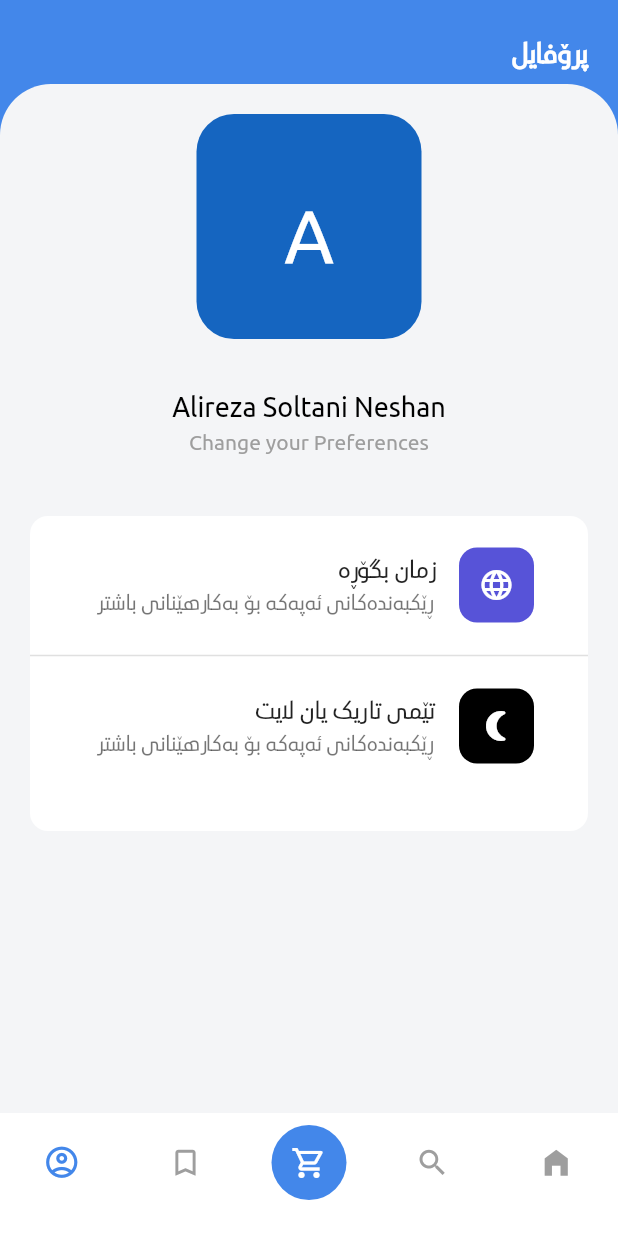
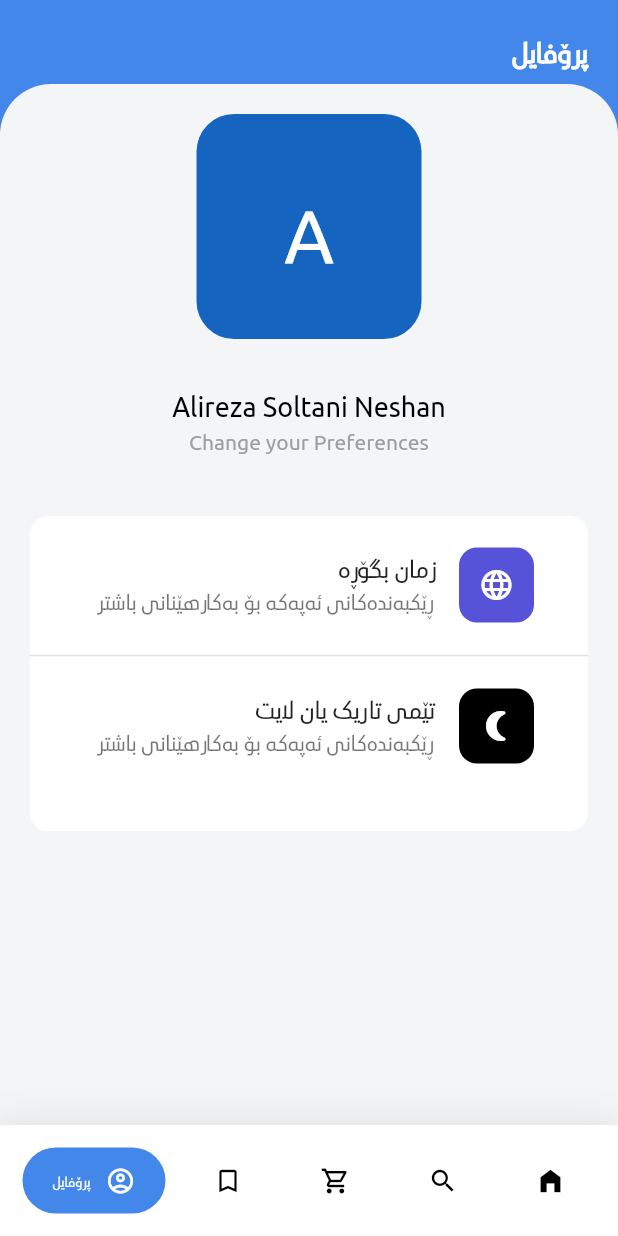
Before and after one commit to Asncodes-80/Bina, a Flutter app: the Maino screen opened directly, swiped to page 5, on a phone screen of 412 x 824 dp. Run offline on Flutter 3.47's test engine with Material 2 defaults, Android fonts, the phone set to English and light mode, and no system bars; drawn by our look-alikes of google_nav_bar; our stand-ins replace dio, flushbar, flutter_secure_storage, flutter_slidable, geolocator, hexcolor and 6 more; missing offline and left inert: geocoder, list_tile_switch; accounts and stored records are empty; network calls fail.

Commit message:
NB updated with GNB

```diff
--- a/Bina/lib/Views/maino.dart
+++ b/Bina/lib/Views/maino.dart
@@ -17,7 +17,7 @@ import 'package:Bina/Views/tabsScreens/preferences.dart';
 import 'package:Bina/Views/tabsScreens/searching.dart';
 import 'package:flutter/material.dart';
 import 'package:flutter/services.dart';
-import 'package:hexcolor/hexcolor.dart';
+import 'package:google_nav_bar/google_nav_bar.dart';
 import 'package:provider/provider.dart';
 
 // SQFLITE DB CLASSES
@@ -191,87 +191,74 @@ class _MainoState extends State<Maino> {
             Preferences(themeChange: themeChange, scrollController: _search),
           ],
         ),
-        bottomNavigationBar: ClipRRect(
-          borderRadius: BorderRadius.only(
-              // topLeft: Radius.circular(30),
-              // topRight: Radius.circular(30),
-              ),
-          child: Directionality(
-            textDirection: TextDirection.rtl,
-            child: BottomNavigationBar(
-              type: BottomNavigationBarType.fixed,
-              backgroundColor: Colors.white,
-              selectedItemColor: mainBlue,
-              unselectedItemColor: Colors.grey,
-              selectedIconTheme: IconThemeData(color: mainBlue),
-              iconSize: 25,
-              unselectedIconTheme: IconThemeData(size: 23),
-              selectedFontSize: 14,
-              unselectedFontSize: 14,
-              currentIndex: tabBarIndex,
-              onTap: (indexValue) {
-                setState(() {
-                  tabBarIndex = indexValue;
-                  _pageController.animateToPage(tabBarIndex,
-                      duration: Duration(milliseconds: 3), curve: Curves.ease);
-                  // print(tabBarIndex);
-                });
-              },
-              items: [
-                BottomNavigationBarItem(
-                  title: CustomText(
-                      fontSize: 10,
-                      fw: FontWeight.bold,
+        bottomNavigationBar: Directionality(
+          textDirection: TextDirection.rtl,
+          child: Container(
+            decoration: BoxDecoration(color: Colors.white, boxShadow: [
+              BoxShadow(blurRadius: 20, color: Colors.black.withOpacity(.1))
+            ]),
+            child: SafeArea(
+              child: Padding(
+                padding:
+                    const EdgeInsets.symmetric(horizontal: 15.0, vertical: 15),
+                child: GNav(
+                  rippleColor: Colors.blue,
+                  hoverColor: Colors.blue[800],
+                  gap: 10,
+                  activeColor: Colors.white,
+                  iconSize: 20,
+                  padding: EdgeInsets.symmetric(horizontal: 20, vertical: 12),
+                  duration: Duration(milliseconds: 400),
+                  textStyle: TextStyle(
+                    fontSize: 9,
+                    fontFamily: mainFont,
+                    color: Colors.white,
+                  ),
+                  tabBackgroundColor: activeColor,
+                  tabs: [
+                    GButton(
+                      icon: Icons.home_filled,
                       text: themeChange.langName
                           ? arabicLang["home"]
-                          : kurdishLang["home"]),
-                  icon: Icon(
-                    Icons.home_filled,
-                  ),
-                ),
-                BottomNavigationBarItem(
-                  title: CustomText(
-                      fontSize: 10,
-                      fw: FontWeight.bold,
+                          : kurdishLang["home"],
+                    ),
+                    GButton(
+                      icon: Icons.search,
                       text: themeChange.langName
                           ? arabicLang["search"]
-                          : kurdishLang["search"]),
-                  icon: Icon(
-                    Icons.search,
-                  ),
-                ),
-                BottomNavigationBarItem(
-                  title: Container(
-                    child: Text(""),
-                  ),
-                  icon: CircleAvatar(
-                    backgroundColor: mainBlue,
-                    radius: 25,
-                    child: Icon(
-                      Icons.shopping_cart_outlined,
-                      color: Colors.white,
+                          : kurdishLang["search"],
                     ),
-                  ),
-                ),
-                BottomNavigationBarItem(
-                  title: CustomText(
-                      fontSize: 10,
-                      fw: FontWeight.bold,
+                    GButton(
+                      icon: Icons.shopping_cart_outlined,
+                      text: themeChange.langName
+                          ? arabicLang["search"]
+                          : kurdishLang["search"],
+                    ),
+                    GButton(
+                      icon: Icons.turned_in_not,
                       text: themeChange.langName
                           ? arabicLang["saved"]
-                          : kurdishLang["saved"]),
-                  icon: Icon(Icons.turned_in_not),
-                ),
-                BottomNavigationBarItem(
-                  title: CustomText(
-                      fontSize: 10,
-                      fw: FontWeight.bold,
+                          : kurdishLang["saved"],
+                    ),
+                    GButton(
+                      icon: Icons.account_circle_outlined,
                       text: themeChange.langName
                           ? arabicLang["profile"]
-                          : kurdishLang["profile"]),
-                  icon: Icon(Icons.account_circle_outlined),
+                          : kurdishLang["profile"],
+                    ),
+                  ],
+                  selectedIndex: tabBarIndex,
+                  onTabChange: (indexValue) {
+                    setState(() {
+                      tabBarIndex = indexValue;
+                      _pageController.animateToPage(tabBarIndex,
+                          duration: Duration(milliseconds: 3),
+                          curve: Curves.ease);
+                      // print(tabBarIndex);
+                    });
+                  },
                 ),
-              ],
+              ),
             ),
           ),
         ),
--- a/Bina/pubspec.yaml
+++ b/Bina/pubspec.yaml
@@ -22,6 +22,7 @@ dependencies:
   # adaptive_action_sheet:
   # country_pickers: ^1.3.0
   # auto_animated: any
+  google_nav_bar: ^4.0.2
   flutter_slidable:
   sqflite: ^1.3.0
   geolocator: ^6.2.0
```
Also changed, not shown: Bina/pubspec.lock.
